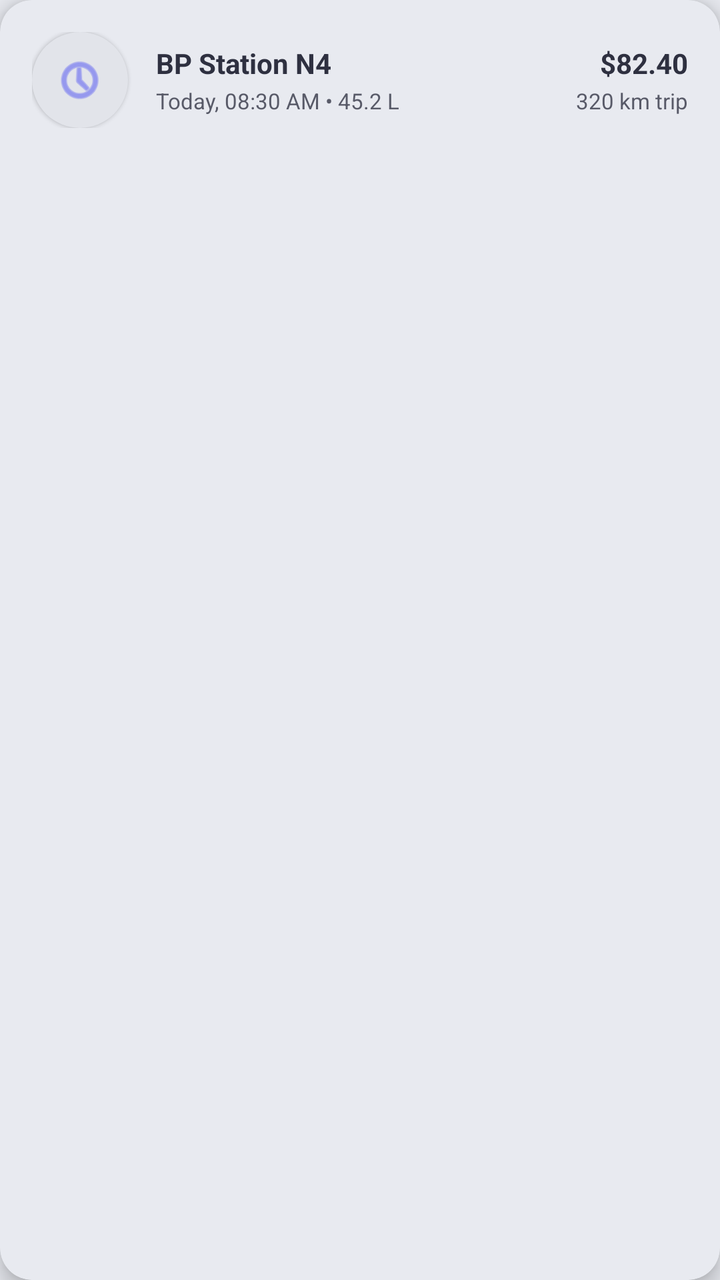
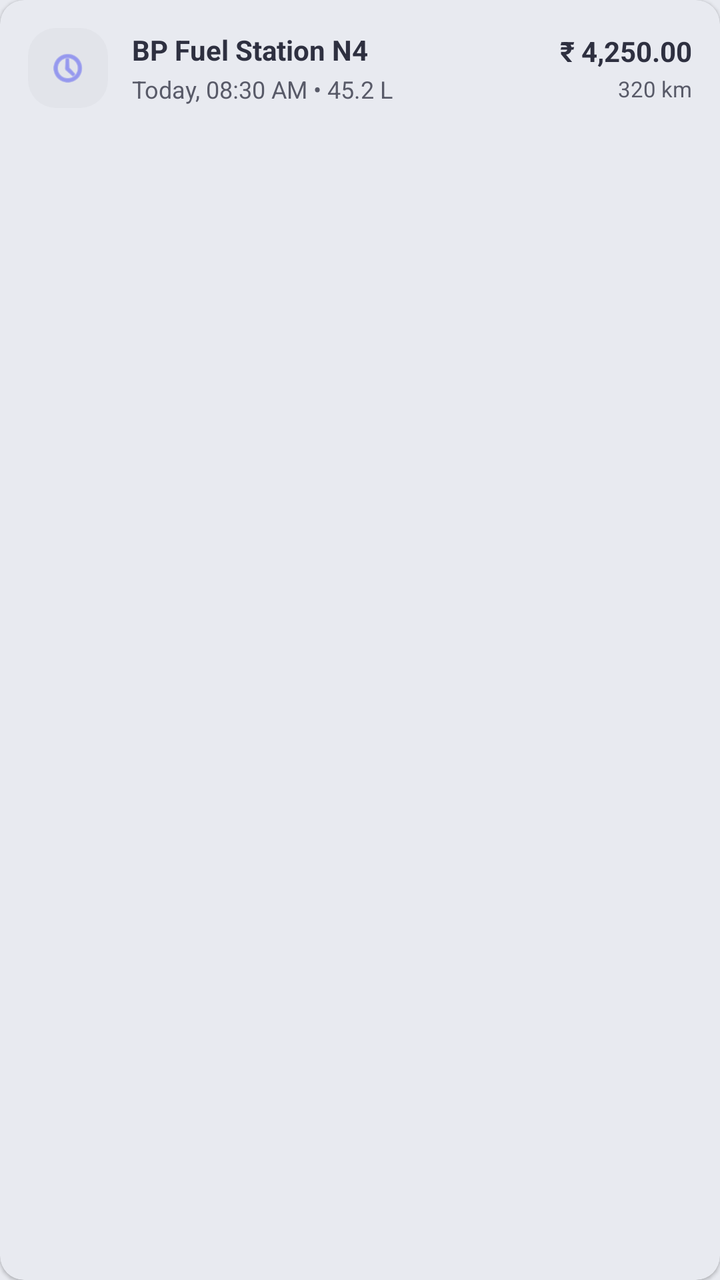

Two renders of the same Android screen: before a commit and after it. Below are the layout's source before the change and the commit's diff.
<!-- AndroidManifest.xml: application theme Theme.TransbuddyApp -->
<!-- res/layout/item_fuel_log.xml -->
<?xml version="1.0" encoding="utf-8"?>
<androidx.cardview.widget.CardView xmlns:android="http://schemas.android.com/apk/res/android"
    xmlns:app="http://schemas.android.com/apk/res-auto"
    android:layout_width="match_parent"
    android:layout_height="wrap_content"
    android:layout_marginBottom="12dp"
    app:cardBackgroundColor="@color/surface"
    app:cardCornerRadius="16dp"
    app:cardElevation="6dp">

    <LinearLayout
        android:layout_width="match_parent"
        android:layout_height="wrap_content"
        android:orientation="horizontal"
        android:gravity="center_vertical"
        android:padding="16dp">

        
        <FrameLayout
            android:id="@+id/fuelLogIconContainer"
            android:layout_width="48dp"
            android:layout_height="48dp"
            android:background="@drawable/bg_neo_inset_circle"
            android:layout_marginEnd="14dp"
            android:elevation="1dp">

            <ImageView
                android:id="@+id/ivFuelLogIcon"
                android:layout_width="26dp"
                android:layout_height="26dp"
                android:layout_gravity="center"
                android:src="@android:drawable/ic_menu_recent_history"
                app:tint="@color/primary" />
        </FrameLayout>

        
        <LinearLayout
            android:layout_width="0dp"
            android:layout_height="wrap_content"
            android:layout_weight="1"
            android:orientation="vertical">

            <TextView
                android:id="@+id/tvFuelStation"
                android:layout_width="wrap_content"
                android:layout_height="wrap_content"
                android:text="BP Station N4"
                android:textColor="@color/on_surface"
                android:textSize="14sp"
                android:textStyle="bold" />

            <TextView
                android:id="@+id/tvFuelTimestamp"
                android:layout_width="wrap_content"
                android:layout_height="wrap_content"
                android:text="Today, 08:30 AM • 45.2 L"
                android:textColor="@color/on_surface_variant"
                android:textSize="11sp"
                android:layout_marginTop="2dp" />
        </LinearLayout>

        
        <LinearLayout
            android:layout_width="wrap_content"
            android:layout_height="wrap_content"
            android:orientation="vertical"
            android:gravity="end">

            <TextView
                android:id="@+id/tvFuelCost"
                android:layout_width="wrap_content"
                android:layout_height="wrap_content"
                android:text="$82.40"
                android:textColor="@color/on_surface"
                android:textSize="14sp"
                android:textStyle="bold" />

            <TextView
                android:id="@+id/tvFuelTrip"
                android:layout_width="wrap_content"
                android:layout_height="wrap_content"
                android:text="320 km trip"
                android:textColor="@color/on_surface_variant"
                android:textSize="11sp"
                android:layout_marginTop="2dp" />
        </LinearLayout>
    </LinearLayout>
</androidx.cardview.widget.CardView>
<!-- resources referenced by this layout -->
<resources>
  <color name="on_surface">#2e3040</color>
  <color name="on_surface_variant">#585a68</color>
  <color name="primary">#6366f1</color>
  <color name="surface">#e8eaf0</color>
  <!-- drawable bg_neo_inset_circle (drawable) -->
  <?xml version="1.0" encoding="utf-8"?>
  <shape xmlns:android="http://schemas.android.com/apk/res/android"
      android:shape="oval">
      <solid android:color="@color/surface_container" />
  </shape>
  <style name="Theme.TransbuddyApp" parent="Base.Theme.TransbuddyApp" />
  <color name="surface_container">#e2e4ea</color>
  <style name="Base.Theme.TransbuddyApp" parent="Theme.Material3.Light.NoActionBar">
          
          <item name="colorPrimary">@color/primary</item>
          <item name="android:windowBackground">@color/surface</item>
          <item name="android:statusBarColor">@color/surface</item>
          <item name="android:windowLightStatusBar">true</item>
      </style>
</resources>

<!-- the commit's change to res/layout/item_fuel_log.xml (unified diff, before → after) -->
@@ -3,31 +3,30 @@
     xmlns:app="http://schemas.android.com/apk/res-auto"
     android:layout_width="match_parent"
     android:layout_height="wrap_content"
-    android:layout_marginBottom="12dp"
+    android:layout_marginBottom="10dp"
     app:cardBackgroundColor="@color/surface"
-    app:cardCornerRadius="16dp"
-    app:cardElevation="6dp">
+    app:cardCornerRadius="12dp"
+    app:cardElevation="1dp">
 
     <LinearLayout
         android:layout_width="match_parent"
         android:layout_height="wrap_content"
         android:orientation="horizontal"
         android:gravity="center_vertical"
-        android:padding="16dp">
+        android:padding="14dp">
 
         
         <FrameLayout
             android:id="@+id/fuelLogIconContainer"
-            android:layout_width="48dp"
-            android:layout_height="48dp"
-            android:background="@drawable/bg_neo_inset_circle"
-            android:layout_marginEnd="14dp"
-            android:elevation="1dp">
+            android:layout_width="40dp"
+            android:layout_height="40dp"
+            android:background="@drawable/bg_search_bar"
+            android:layout_marginEnd="12dp">
 
             <ImageView
                 android:id="@+id/ivFuelLogIcon"
-                android:layout_width="26dp"
-                android:layout_height="26dp"
+                android:layout_width="20dp"
+                android:layout_height="20dp"
                 android:layout_gravity="center"
                 android:src="@android:drawable/ic_menu_recent_history"
                 app:tint="@color/primary" />
@@ -44,7 +43,7 @@
                 android:id="@+id/tvFuelStation"
                 android:layout_width="wrap_content"
                 android:layout_height="wrap_content"
-                android:text="BP Station N4"
+                android:text="BP Fuel Station N4"
                 android:textColor="@color/on_surface"
                 android:textSize="14sp"
                 android:textStyle="bold" />
@@ -55,7 +54,7 @@
                 android:layout_height="wrap_content"
                 android:text="Today, 08:30 AM • 45.2 L"
                 android:textColor="@color/on_surface_variant"
-                android:textSize="11sp"
+                android:textSize="12sp"
                 android:layout_marginTop="2dp" />
         </LinearLayout>
 
@@ -64,13 +63,14 @@
             android:layout_width="wrap_content"
             android:layout_height="wrap_content"
             android:orientation="vertical"
-            android:gravity="end">
+            android:gravity="end"
+            android:layout_marginStart="8dp">
 
             <TextView
                 android:id="@+id/tvFuelCost"
                 android:layout_width="wrap_content"
                 android:layout_height="wrap_content"
-                android:text="$82.40"
+                android:text="₹ 4,250.00"
                 android:textColor="@color/on_surface"
                 android:textSize="14sp"
                 android:textStyle="bold" />
@@ -79,10 +79,11 @@
                 android:id="@+id/tvFuelTrip"
                 android:layout_width="wrap_content"
                 android:layout_height="wrap_content"
-                android:text="320 km trip"
+                android:text="320 km"
                 android:textColor="@color/on_surface_variant"
                 android:textSize="11sp"
                 android:layout_marginTop="2dp" />
         </LinearLayout>
+
     </LinearLayout>
 </androidx.cardview.widget.CardView>
<!-- resource entries referenced after the edit -->
@@ -4,11 +4,12 @@
   <color name="on_surface_variant">#585a68</color>
   <color name="primary">#6366f1</color>
   <color name="surface">#e8eaf0</color>
-  <!-- drawable bg_neo_inset_circle (drawable) -->
+  <!-- drawable bg_search_bar (drawable) -->
   <?xml version="1.0" encoding="utf-8"?>
   <shape xmlns:android="http://schemas.android.com/apk/res/android"
-      android:shape="oval">
+      android:shape="rectangle">
       <solid android:color="@color/surface_container" />
+      <corners android:radius="14dp" />
   </shape>
   <style name="Theme.TransbuddyApp" parent="Base.Theme.TransbuddyApp" />
   <color name="surface_container">#e2e4ea</color>
